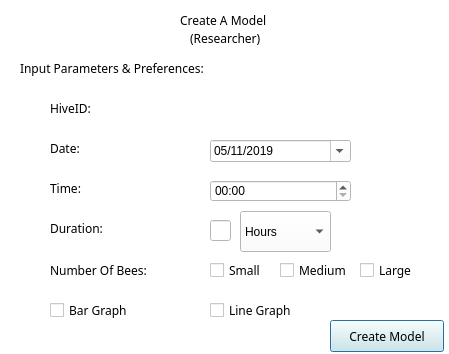
Qt form LoginGUI/createmodel.ui (ShihoVN/HiveChime) before a commit.
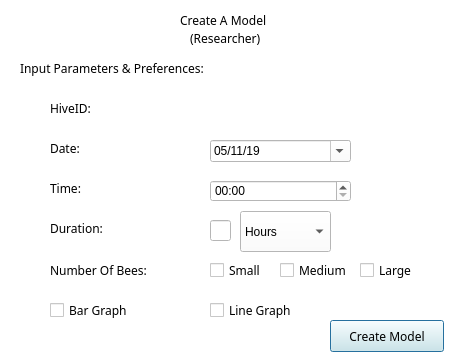
The same form after that commit.

Diff of the .ui file:
```diff
--- a/LoginGUI/createmodel.ui
+++ b/LoginGUI/createmodel.ui
@@ -1228,7 +1228,7 @@
     </datetime>
    </property>
    <property name="displayFormat">
-    <string>MM/dd/yyyy</string>
+    <string>MM/dd/yy</string>
    </property>
    <property name="calendarPopup">
     <bool>true</bool>
```
